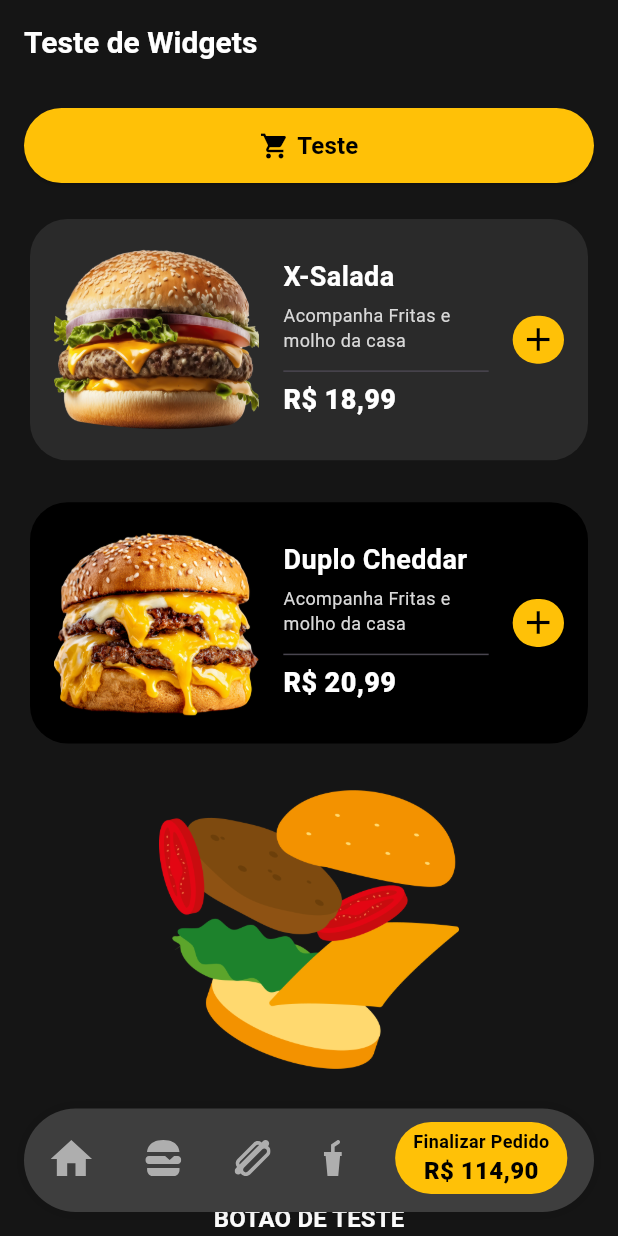
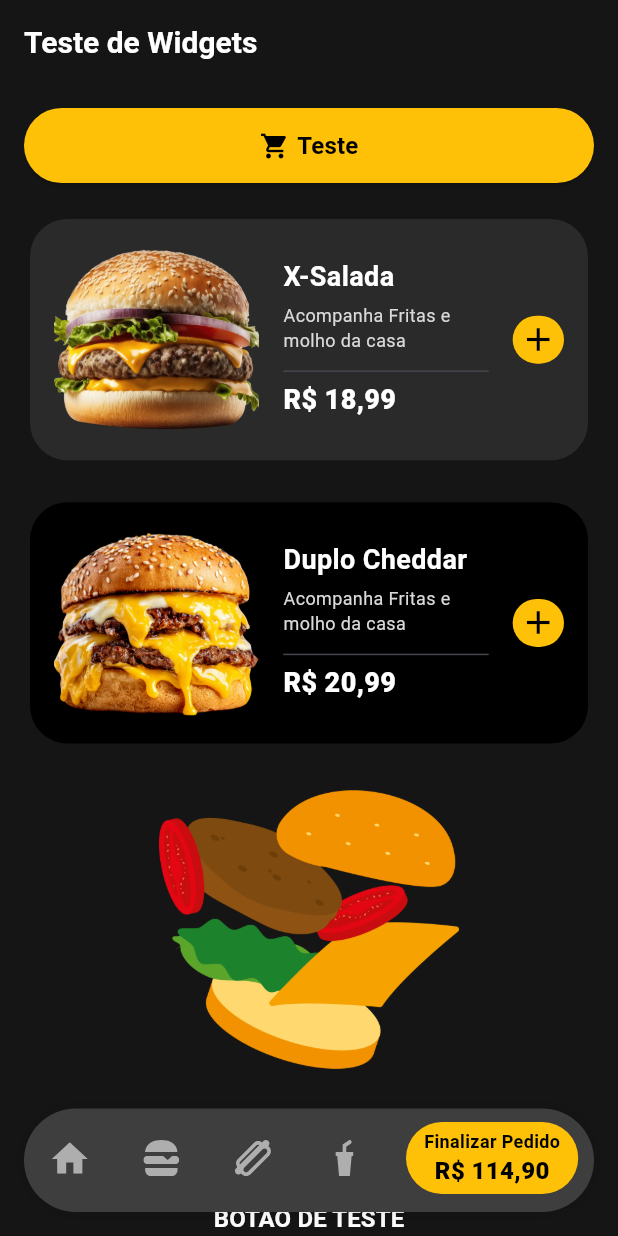
Before and after one commit to thiagoRcosta/lanche_ja, a Flutter app: the screen it shows after launch, on a phone screen of 412 x 824 dp. Run offline on Flutter 3.47's test engine with Material 3 defaults, Android fonts, the phone set to English and light mode, and no system bars; our stand-ins replace flutter_svg.

Commit message:
Otimização do menu

```diff
--- a/lib/app/app.dart
+++ b/lib/app/app.dart
@@ -1,6 +1,6 @@
 import 'package:flutter/material.dart';
 import 'package:lanche_ja/app/features/product/viewmodels/product_view_model.dart';
-import 'package:lanche_ja/app/shared/widgets/menu/menu.dart';
+import 'package:lanche_ja/app/shared/widgets/menu/app_menu.dart';
 import 'package:provider/provider.dart';
 
 import 'package:lanche_ja/app/core/theme/app_theme.dart';
@@ -92,7 +92,7 @@ class App extends StatelessWidget {
                 left: 0,
                 right: 0,
                 bottom: 16,
-                child: Menu(),
+                child: AppMenu(),
               ),
             ],
           ),
--- /dev/null
+++ b/lib/app/shared/widgets/menu/app_menu.dart
@@ -0,0 +1,133 @@
+import 'package:flutter/material.dart';
+import 'package:flutter_svg/flutter_svg.dart';
+
+import 'package:lanche_ja/app/core/theme/app_colors.dart';
+import 'package:lanche_ja/app/core/theme/app_menu_theme.dart';
+import 'package:lanche_ja/app/core/theme/app_theme_extension.dart';
+
+import 'package:lanche_ja/app/features/home/views/home_screen.dart';
+import 'package:lanche_ja/app/features/product/views/burguer_screen.dart';
+import 'package:lanche_ja/app/features/product/views/drink_screen.dart';
+import 'package:lanche_ja/app/features/product/views/hot_dog_screen.dart';
+
+import 'package:lanche_ja/app/features/product/widgets/checkout_button.dart';
+
+class AppMenu extends StatelessWidget {
+  final bool cartActive;
+
+  const AppMenu({
+    super.key,
+    this.cartActive = true,
+  });
+
+  @override
+  Widget build(BuildContext context) {
+    final menu = Theme.of(context).extension<AppThemeExtension>()!.menu;
+
+    final List<Widget> items = [
+      _buildItem(
+        menu,
+        icon: 'assets/icons/home.svg',
+        onTap: () => _navigateTo(
+          context,
+          const HomeScreen(),
+        ),
+      ),
+
+      _buildItem(
+        menu,
+        icon: 'assets/icons/burger.svg',
+        onTap: () => _navigateTo(
+          context,
+          const BurguerScreen(),
+        ),
+      ),
+
+      _buildItem(
+        menu,
+        icon: 'assets/icons/hot_dog.svg',
+        onTap: () => _navigateTo(
+          context,
+          const HotDogScreen(),
+        ),
+      ),
+
+      _buildItem(
+        menu,
+        icon: 'assets/icons/drink.svg',
+        onTap: () => _navigateTo(
+          context,
+          const DrinkScreen(),
+        ),
+      ),
+    ];
+
+    if (cartActive) {
+      items.add(
+        const CheckoutButton(),
+      );
+    }
+
+    return Container(
+      padding: const EdgeInsets.only(
+        top: 9,
+        bottom: 12,
+      ),
+      margin: const EdgeInsets.symmetric(
+        horizontal: 16,
+      ),
+      decoration: BoxDecoration(
+        color: menu.background,
+        borderRadius: BorderRadius.circular(60),
+        boxShadow: [
+          BoxShadow(
+            color: AppColors.black.withAlpha(30),
+            blurRadius: 10,
+          ),
+        ],
+      ),
+      child: Row(
+        mainAxisAlignment: MainAxisAlignment.spaceAround,
+        children: items,
+      ),
+    );
+  }
+
+  static Widget _buildItem(
+    AppMenuTheme menu, {
+    required String icon,
+    required VoidCallback onTap,
+  }) {
+    return Material(
+      color: Colors.transparent,
+      child: InkWell(
+        borderRadius: BorderRadius.circular(20),
+        onTap: onTap,
+        child: Padding(
+          padding: const EdgeInsets.all(8),
+          child: SvgPicture.asset(
+            icon,
+            height: 24,
+            width: 24,
+            colorFilter: ColorFilter.mode(
+              menu.icon,
+              BlendMode.srcIn,
+            ),
+          ),
+        ),
+      ),
+    );
+  }
+
+  static void _navigateTo(
+    BuildContext context,
+    Widget screen,
+  ) {
+    Navigator.push(
+      context,
+      MaterialPageRoute(
+        builder: (_) => screen,
+      ),
+    );
+  }
+}
--- a/lib/app/shared/widgets/menu/menu.dart
+++ /dev/null
@@ -1,99 +0,0 @@
-import 'package:flutter/material.dart';
-import 'package:flutter_svg/svg.dart';
-import 'package:lanche_ja/app/core/theme/app_colors.dart';
-import 'package:lanche_ja/app/core/theme/app_menu_theme.dart';
-import 'package:lanche_ja/app/core/theme/app_theme_extension.dart';
-import 'package:lanche_ja/app/features/home/views/home_screen.dart';
-import 'package:lanche_ja/app/features/product/views/burguer_screen.dart';
-import 'package:lanche_ja/app/features/product/views/drink_screen.dart';
-import 'package:lanche_ja/app/features/product/views/hot_dog_screen.dart';
-import 'package:lanche_ja/app/features/product/widgets/checkout_button.dart';
-
-class Menu extends StatelessWidget {
-  final bool? cartActive;
-  const Menu({super.key, this.cartActive = true});
-
-  @override
-  Widget build(BuildContext context) {
-    final menu = Theme.of(context).extension<AppThemeExtension>()!.menu;
-    final List<Widget> items = [
-      _items(
-        context,
-        menu,
-        'assets/icons/home.svg',
-        () => Navigator.push(
-          context,
-          MaterialPageRoute(builder: (context) => HomeScreen()),
-        ),
-      ),
-      _items(
-        context,
-        menu,
-        'assets/icons/burger.svg',
-        () => Navigator.push(
-          context,
-          MaterialPageRoute(builder: (context) => BurguerScreen()),
-        ),
-      ),
-      _items(
-        context,
-        menu,
-        'assets/icons/hot_dog.svg',
-        () => Navigator.push(
-          context,
-          MaterialPageRoute(builder: (context) => HotDogScreen()),
-        ),
-      ),
-      _items(
-        context,
-        menu,
-        'assets/icons/drink.svg',
-        () => Navigator.push(
-          context,
-          MaterialPageRoute(builder: (context) => DrinkScreen()),
-        ),
-      ),
-    ];
-
-    if (cartActive == true) {
-      items.add(
-        CheckoutButton(),
-      );
-    }
-
-    return Container(
-      padding: const EdgeInsets.only(top: 9, bottom: 12),
-      margin: const EdgeInsets.symmetric(horizontal: 16),
-      decoration: BoxDecoration(
-        color: menu.background,
-        borderRadius: BorderRadius.circular(60),
-        boxShadow: [
-          BoxShadow(
-            color: AppColors.black.withAlpha(30),
-            blurRadius: 10,
-          ),
-        ],
-      ),
-      child: Row(
-        mainAxisAlignment: MainAxisAlignment.spaceAround,
-        children: items,
-      ),
-    );
-  }
-
-  Widget _items(
-    BuildContext context,
-    AppMenuTheme menu,
-    String icon,
-    VoidCallback? redirect,
-  ) {
-    return InkWell(
-      onTap: redirect,
-      child: SvgPicture.asset(
-        icon,
-        height: 24,
-        colorFilter: ColorFilter.mode(menu.icon, BlendMode.srcIn),
-      ),
-    );
-  }
-}
```
